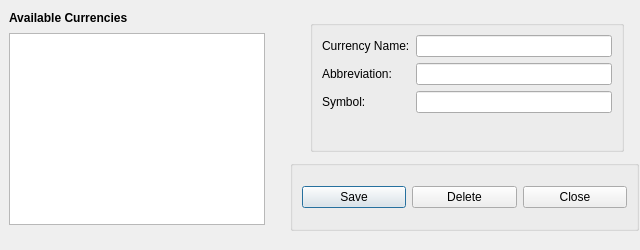
First picture: the form in open-ihm/gui/designs/ui_currencymanager.ui, repository snim2mirror/openihm, before the edit.
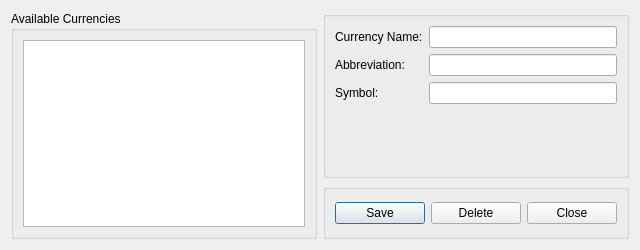
Second picture: the form after the edit.

Commit message: Corrected layout managers

```diff
--- a/open-ihm/gui/designs/ui_currencymanager.ui
+++ b/open-ihm/gui/designs/ui_currencymanager.ui
@@ -19,15 +19,9 @@
   <property name="windowTitle">
    <string>Manage Currencies</string>
   </property>
+  <layout class="QGridLayout" name="gridLayout">
+   <item row="0" column="1" rowspan="3">
   <widget class="QGroupBox" name="groupBox">
-   <property name="geometry">
-    <rect>
-     <x>310</x>
-     <y>20</y>
-     <width>314</width>
-     <height>132</height>
-    </rect>
-   </property>
    <property name="title">
     <string/>
    </property>
@@ -76,59 +70,9 @@
     </item>
    </layout>
   </widget>
-  <widget class="QLabel" name="label_4">
-   <property name="geometry">
-    <rect>
-     <x>9</x>
-     <y>9</y>
-     <width>170</width>
-     <height>18</height>
-    </rect>
-   </property>
-   <property name="font">
-    <font>
-     <weight>75</weight>
-     <bold>true</bold>
-    </font>
-   </property>
-   <property name="text">
-    <string>Available Currencies</string>
-   </property>
-   <property name="buddy">
-    <cstring>tblCurrencies</cstring>
-   </property>
-  </widget>
-  <widget class="QTableView" name="tblCurrencies">
-   <property name="geometry">
-    <rect>
-     <x>9</x>
-     <y>33</y>
-     <width>256</width>
-     <height>192</height>
-    </rect>
-   </property>
-   <property name="sizePolicy">
-    <sizepolicy hsizetype="MinimumExpanding" vsizetype="Maximum">
-     <horstretch>0</horstretch>
-     <verstretch>0</verstretch>
-    </sizepolicy>
-   </property>
-   <property name="alternatingRowColors">
-    <bool>true</bool>
-   </property>
-   <property name="sortingEnabled">
-    <bool>true</bool>
-   </property>
-  </widget>
+   </item>
+   <item row="3" column="1">
   <widget class="QGroupBox" name="groupBox_2">
-   <property name="geometry">
-    <rect>
-     <x>290</x>
-     <y>160</y>
-     <width>349</width>
-     <height>71</height>
-    </rect>
-   </property>
    <property name="title">
     <string/>
    </property>
@@ -156,6 +100,33 @@
     </item>
    </layout>
   </widget>
+   </item>
+   <item row="0" column="0" rowspan="4">
+    <widget class="QGroupBox" name="groupBox_3">
+     <property name="title">
+      <string>Available Currencies</string>
+     </property>
+     <layout class="QVBoxLayout" name="verticalLayout">
+      <item>
+       <widget class="QTableView" name="tblCurrencies">
+        <property name="sizePolicy">
+         <sizepolicy hsizetype="MinimumExpanding" vsizetype="MinimumExpanding">
+          <horstretch>0</horstretch>
+          <verstretch>0</verstretch>
+         </sizepolicy>
+        </property>
+        <property name="alternatingRowColors">
+         <bool>true</bool>
+        </property>
+        <property name="sortingEnabled">
+         <bool>true</bool>
+        </property>
+       </widget>
+      </item>
+     </layout>
+    </widget>
+   </item>
+  </layout>
  </widget>
  <tabstops>
   <tabstop>tblCurrencies</tabstop>
```
Left out of the diff: 1 changed line with no effect on the pictures. Lines whose indentation alone changed are shown as unchanged. The commit also changes 1 other file.
